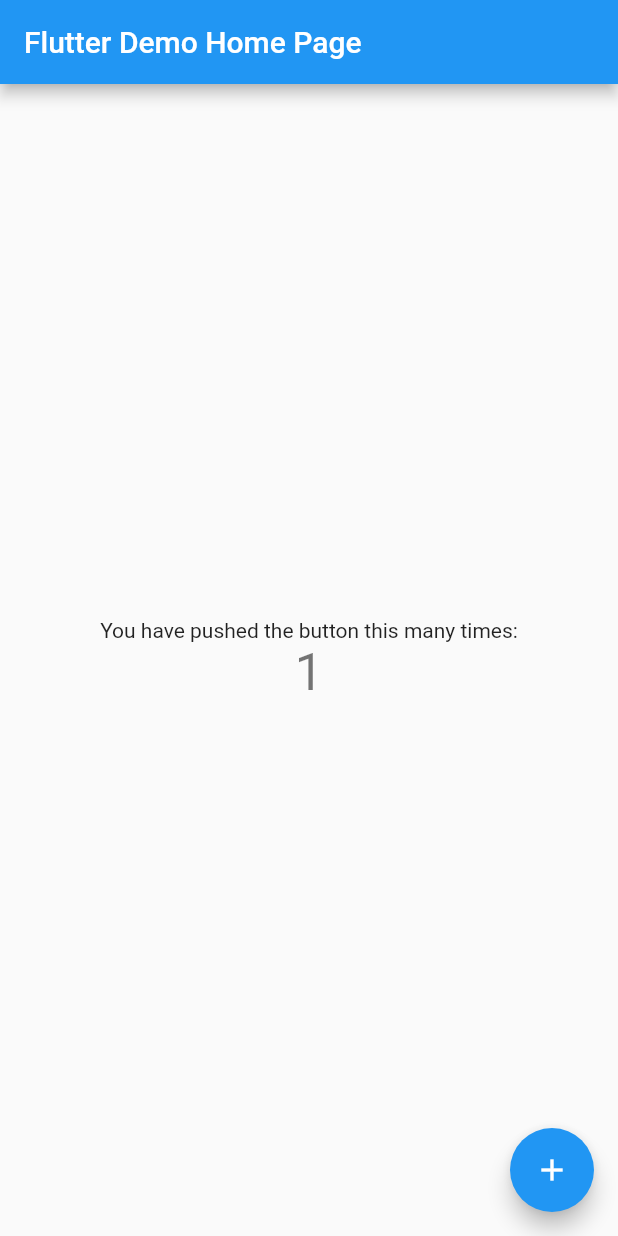
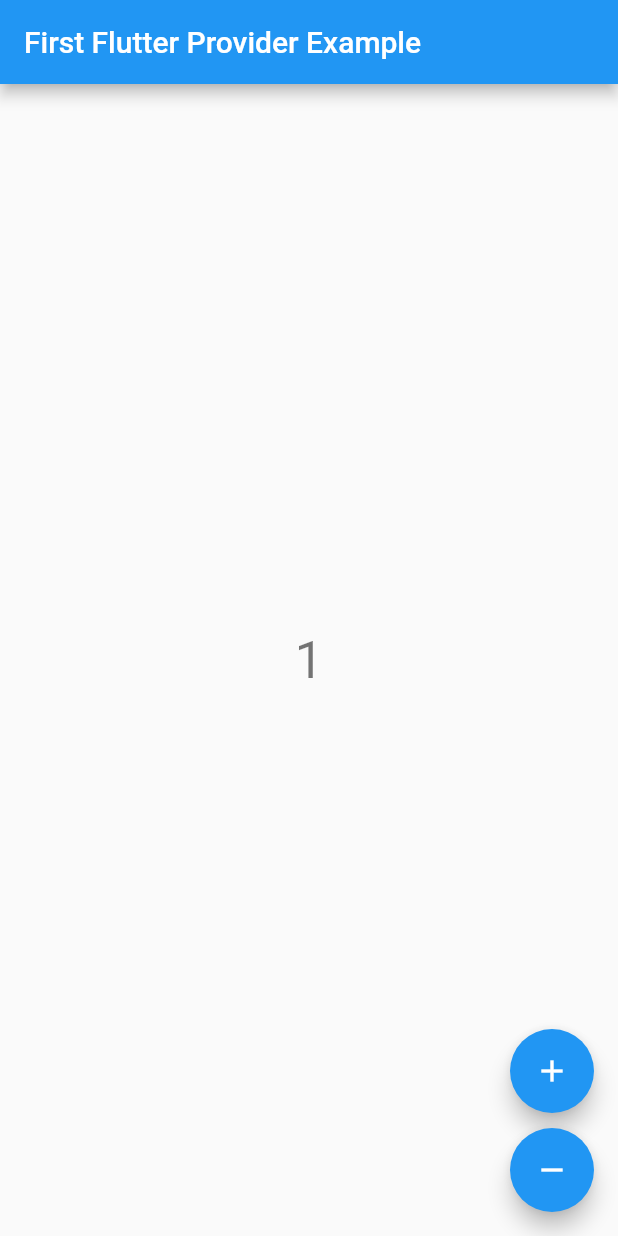
Before and after one commit to hiko1129/first-flutter-provider-example, a Flutter app: the screen it shows after launch, after a tap on the "add" icon, on a phone screen of 412 x 824 dp. Run offline on Flutter 3.47's test engine with Material 2 defaults, Android fonts, the phone set to English and light mode, and no system bars.

Commit message:
added counter

```diff
--- /dev/null
+++ b/lib/counter.dart
@@ -0,0 +1,19 @@
+import 'package:flutter/material.dart';
+
+class Counter with ChangeNotifier {
+  int _counter;
+
+  Counter(this._counter);
+
+  int get counter => this._counter;
+
+  increment() {
+    _counter++;
+    notifyListeners();
+  }
+
+  decrement() {
+    _counter--;
+    notifyListeners();
+  }
+}
--- a/lib/main.dart
+++ b/lib/main.dart
@@ -1,111 +1,60 @@
 import 'package:flutter/material.dart';
+import 'package:provider/provider.dart';
+import 'package:first_flutter_provider_example/counter.dart';
 
 void main() => runApp(MyApp());
 
 class MyApp extends StatelessWidget {
-  // This widget is the root of your application.
   @override
   Widget build(BuildContext context) {
     return MaterialApp(
       title: 'Flutter Demo',
       theme: ThemeData(
-        // This is the theme of your application.
-        //
-        // Try running your application with "flutter run". You'll see the
-        // application has a blue toolbar. Then, without quitting the app, try
-        // changing the primarySwatch below to Colors.green and then invoke
-        // "hot reload" (press "r" in the console where you ran "flutter run",
-        // or simply save your changes to "hot reload" in a Flutter IDE).
-        // Notice that the counter didn't reset back to zero; the application
-        // is not restarted.
         primarySwatch: Colors.blue,
       ),
-      home: MyHomePage(title: 'Flutter Demo Home Page'),
+      home: ChangeNotifierProvider<Counter>(
+        builder: (_) => Counter(0),
+        child: MyHomePage(title: 'First Flutter Provider Example'),
+      ),
     );
   }
 }
 
-class MyHomePage extends StatefulWidget {
-  MyHomePage({Key key, this.title}) : super(key: key);
-
-  // This widget is the home page of your application. It is stateful, meaning
-  // that it has a State object (defined below) that contains fields that affect
-  // how it looks.
-
-  // This class is the configuration for the state. It holds the values (in this
-  // case the title) provided by the parent (in this case the App widget) and
-  // used by the build method of the State. Fields in a Widget subclass are
-  // always marked "final".
-
+class MyHomePage extends StatelessWidget {
   final String title;
-
-  @override
-  _MyHomePageState createState() => _MyHomePageState();
-}
-
-class _MyHomePageState extends State<MyHomePage> {
-  int _counter = 0;
-
-  void _incrementCounter() {
-    setState(() {
-      // This call to setState tells the Flutter framework that something has
-      // changed in this State, which causes it to rerun the build method below
-      // so that the display can reflect the updated values. If we changed
-      // _counter without calling setState(), then the build method would not be
-      // called again, and so nothing would appear to happen.
-      _counter++;
-    });
-  }
-
+  MyHomePage({Key key, @required this.title}) : super(key: key);
   @override
   Widget build(BuildContext context) {
-    // This method is rerun every time setState is called, for instance as done
-    // by the _incrementCounter method above.
-    //
-    // The Flutter framework has been optimized to make rerunning build methods
-    // fast, so that you can just rebuild anything that needs updating rather
-    // than having to individually change instances of widgets.
+    var counter = Provider.of<Counter>(context);
     return Scaffold(
       appBar: AppBar(
-        // Here we take the value from the MyHomePage object that was created by
-        // the App.build method, and use it to set our appbar title.
-        title: Text(widget.title),
+        title: Text(title),
       ),
       body: Center(
-        // Center is a layout widget. It takes a single child and positions it
-        // in the middle of the parent.
         child: Column(
-          // Column is also layout widget. It takes a list of children and
-          // arranges them vertically. By default, it sizes itself to fit its
-          // children horizontally, and tries to be as tall as its parent.
-          //
-          // Invoke "debug painting" (press "p" in the console, choose the
-          // "Toggle Debug Paint" action from the Flutter Inspector in Android
-          // Studio, or the "Toggle Debug Paint" command in Visual Studio Code)
-          // to see the wireframe for each widget.
-          //
-          // Column has various properties to control how it sizes itself and
-          // how it positions its children. Here we use mainAxisAlignment to
-          // center the children vertically; the main axis here is the vertical
-          // axis because Columns are vertical (the cross axis would be
-          // horizontal).
           mainAxisAlignment: MainAxisAlignment.center,
           children: <Widget>[
             Text(
-              'You have pushed the button this many times:',
-            ),
-            Text(
-              '$_counter',
+              '${counter.counter}',
               style: Theme.of(context).textTheme.display1,
             ),
           ],
         ),
       ),
-      floatingActionButton: FloatingActionButton(
-        onPressed: _incrementCounter,
-        tooltip: 'Increment',
-        child: Icon(Icons.add),
-      ), // This trailing comma makes auto-formatting nicer for build methods.
+      floatingActionButton: Column(
+        mainAxisAlignment: MainAxisAlignment.end,
+        children: <Widget>[
+          FloatingActionButton(
+            onPressed: counter.increment,
+            child: Icon(Icons.add),
+          ),
+          SizedBox(height: 10),
+          FloatingActionButton(
+            onPressed: counter.decrement,
+            child: Icon(Icons.remove),
+          )
+        ],
+      ),
     );
   }
 }
--- a/pubspec.yaml
+++ b/pubspec.yaml
@@ -19,6 +19,8 @@ environment:
 dependencies:
   flutter:
     sdk: flutter
+  provider: ^2.0.1
+
 
   # The following adds the Cupertino Icons font to your application.
   # Use with the CupertinoIcons class for iOS style icons.
```
Also changed, not shown: pubspec.lock.
